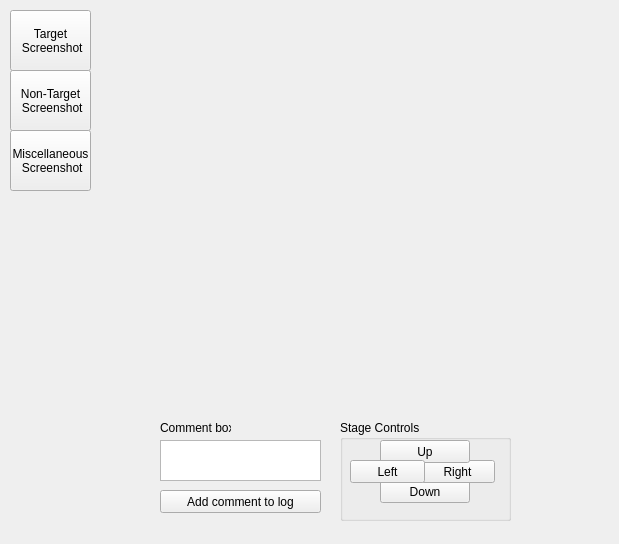
Above: LCL.ui from mkdryden/LCL_software before the change. Below: the same form after it.
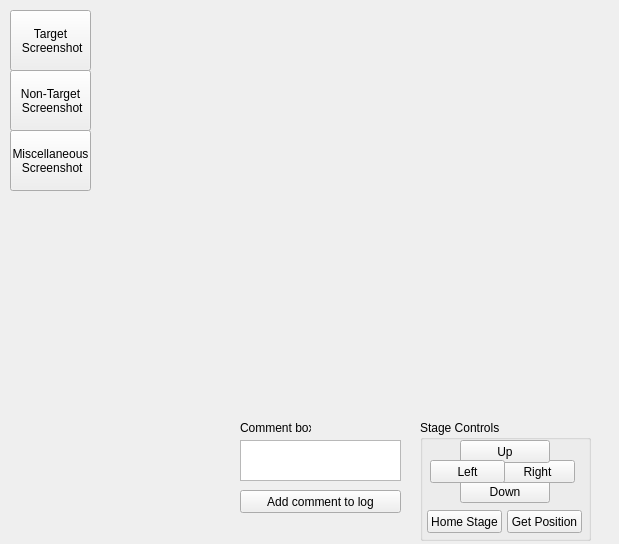
That is the form after the change.

Commit message: added stage functionality and camera parameter logging

What changed in the file:
```diff
--- a/LCL.ui
+++ b/LCL.ui
@@ -83,7 +83,7 @@
    <widget class="QTextEdit" name="comment_box">
     <property name="geometry">
      <rect>
-      <x>160</x>
+      <x>240</x>
       <y>440</y>
       <width>161</width>
       <height>41</height>
@@ -93,10 +93,10 @@
    <widget class="QGroupBox" name="groupBox">
     <property name="geometry">
      <rect>
-      <x>340</x>
+      <x>420</x>
       <y>420</y>
       <width>171</width>
-      <height>101</height>
+      <height>121</height>
      </rect>
     </property>
     <property name="title">
@@ -154,11 +154,37 @@
       <string>Left</string>
      </property>
     </widget>
+    <widget class="QPushButton" name="home_stage_button">
+     <property name="geometry">
+      <rect>
+       <x>7</x>
+       <y>90</y>
+       <width>75</width>
+       <height>23</height>
+      </rect>
+     </property>
+     <property name="text">
+      <string>Home Stage</string>
+     </property>
+    </widget>
+    <widget class="QPushButton" name="get_position_button">
+     <property name="geometry">
+      <rect>
+       <x>87</x>
+       <y>90</y>
+       <width>75</width>
+       <height>23</height>
+      </rect>
+     </property>
+     <property name="text">
+      <string>Get Position</string>
+     </property>
+    </widget>
    </widget>
    <widget class="QLabel" name="comment_box_label">
     <property name="geometry">
      <rect>
-      <x>160</x>
+      <x>240</x>
       <y>420</y>
       <width>71</width>
       <height>16</height>
@@ -171,7 +197,7 @@
    <widget class="QPushButton" name="user_comment_button">
     <property name="geometry">
      <rect>
-      <x>160</x>
+      <x>240</x>
       <y>490</y>
       <width>161</width>
       <height>23</height>
```
The commit also changes 5 other files.
